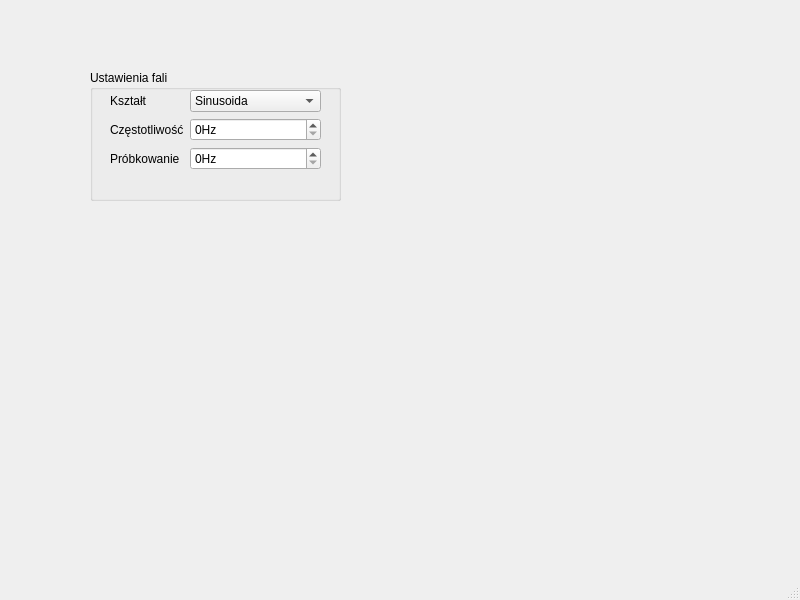
The window that generatorfali.ui (michalkuta04/generator-fal) describes before a commit, drawn with Qt 5.
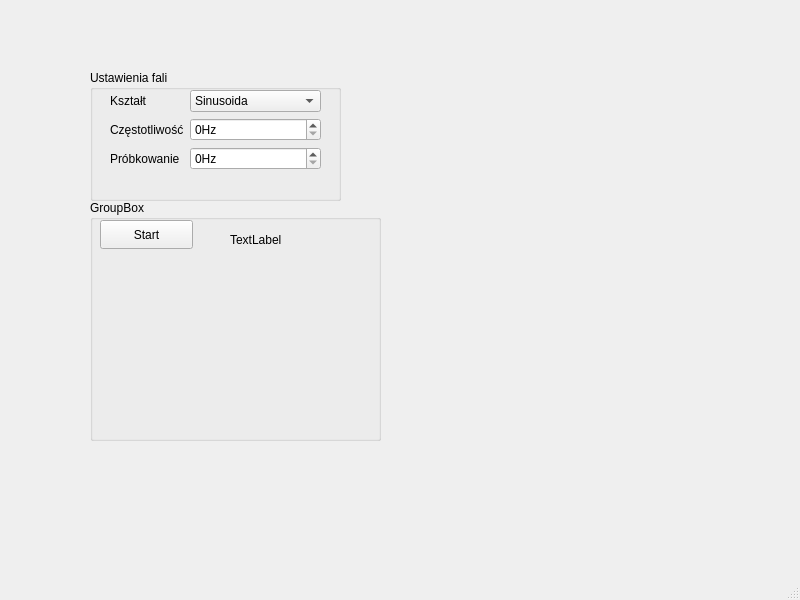
The same window after the commit.

Commit message: Dodanie przycisku pobierajace dane o fali.

Patch:
```diff
--- a/generatorfali.ui
+++ b/generatorfali.ui
@@ -97,6 +97,45 @@
      </layout>
     </widget>
    </widget>
+   <widget class="QGroupBox" name="groupBox">
+    <property name="geometry">
+     <rect>
+      <x>90</x>
+      <y>200</y>
+      <width>291</width>
+      <height>241</height>
+     </rect>
+    </property>
+    <property name="title">
+     <string>GroupBox</string>
+    </property>
+    <widget class="QPushButton" name="pushButton">
+     <property name="geometry">
+      <rect>
+       <x>10</x>
+       <y>20</y>
+       <width>93</width>
+       <height>29</height>
+      </rect>
+     </property>
+     <property name="text">
+      <string>Start</string>
+     </property>
+    </widget>
+    <widget class="QLabel" name="outputLabel">
+     <property name="geometry">
+      <rect>
+       <x>140</x>
+       <y>30</y>
+       <width>63</width>
+       <height>20</height>
+      </rect>
+     </property>
+     <property name="text">
+      <string>TextLabel</string>
+     </property>
+    </widget>
+   </widget>
   </widget>
   <widget class="QMenuBar" name="menubar">
    <property name="geometry">
```
The commit also changes 2 other files.
